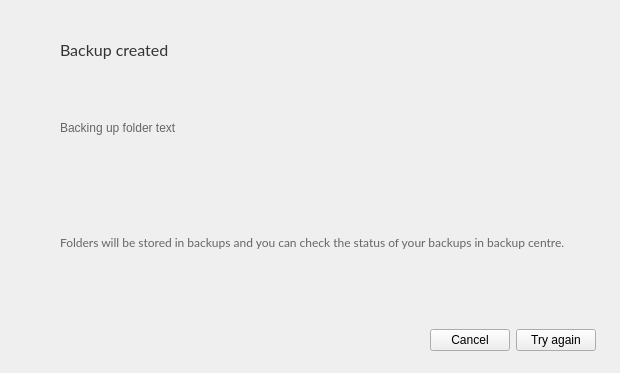
Above: src/MEGASync/gui/macx/BackupsWizard.ui from meganz/MEGAsync before the change. Below: the same form after it.
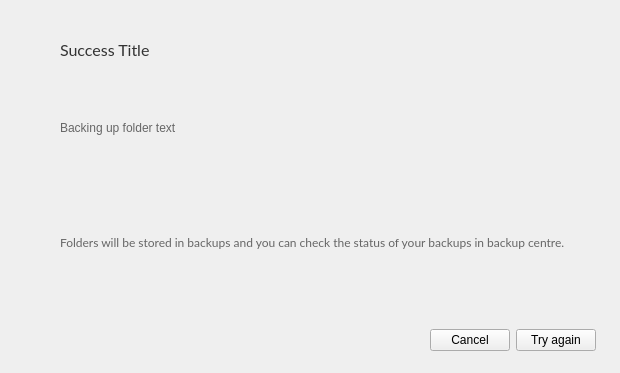
That is the form after the change. The open tabs and pages were chosen to show the change. Icons and pictures are not drawn.

Commit message: BAC-127 | BAC-62. Review of some backups strings, translator comments filled

Patch:
```diff
--- a/src/MEGASync/gui/macx/BackupsWizard.ui
+++ b/src/MEGASync/gui/macx/BackupsWizard.ui
@@ -853,7 +853,7 @@
 }</string>
            </property>
            <property name="text">
-            <string>Backup created</string>
+            <string notr="true">Success Title</string>
            </property>
           </widget>
          </item>
```
Left out of the diff: 6 changed lines with no effect on the pictures. The commit also changes 10 other files.
